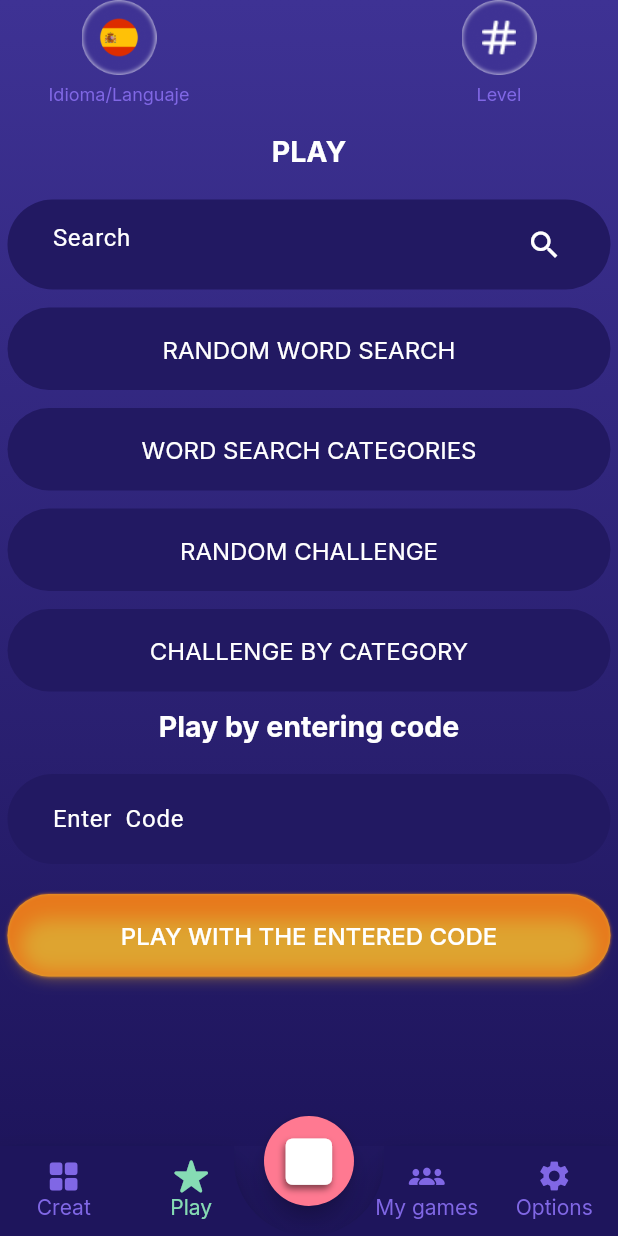
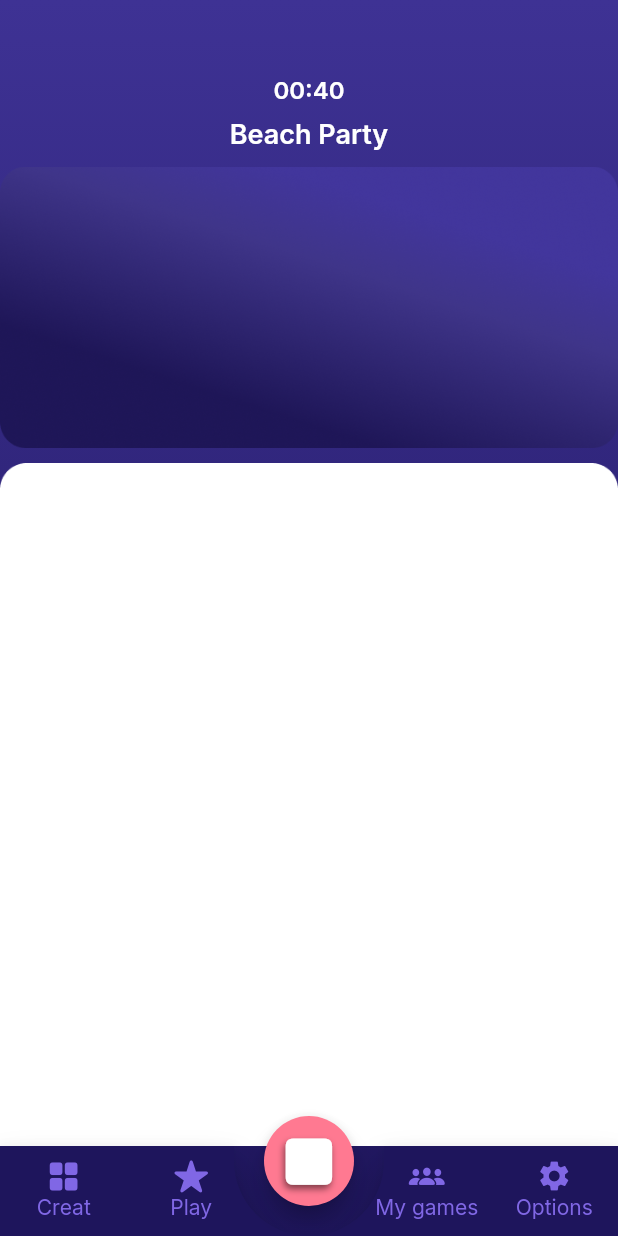
Before and after one commit to bhaskarblur/Wercos-Crossword-App, a Flutter app: the Dashboard screen opened directly, item 2 of the bottom bar chosen, after a tap on the "play arrow" icon, on a phone screen of 412 x 824 dp. Run offline on Flutter 3.47's test engine with Material 2 defaults, Android fonts, the phone set to English and light mode, and no system bars; drawn by our look-alikes of animated_bottom_navigation_bar; our stand-ins replace flutter_inset_box_shadow, flutter_rating_bar, google_fonts, step_progress_indicator.

Commit message:
made dummy dashboard, made dummy drug page

```diff
--- a/lib/components/custom_dialogs.dart
+++ b/lib/components/custom_dialogs.dart
@@ -52,7 +52,7 @@ class CustomDialog {
                           child: Label(
                             align: TextAlign.center,
                             text:
-                                "The maximum number of words to create in the free plan is 6 words.",
+                                "This feature is only available for premium users. Upgrade to use this feature.",
                             fontSize: FontSize.p2,
                           ),
                         ),
--- a/lib/main.dart
+++ b/lib/main.dart
@@ -3,6 +3,7 @@ import 'package:mobile_app_word_search/views/category_page.dart';
 import 'package:mobile_app_word_search/views/create_page.dart';
 import 'package:mobile_app_word_search/views/create_word_page.dart';
 import 'package:mobile_app_word_search/views/dashboard.dart';
+import 'package:mobile_app_word_search/views/drug_page.dart';
 
 import 'package:mobile_app_word_search/views/language_selection_page.dart';
 import 'package:mobile_app_word_search/views/leaderboard_page.dart';
--- a/lib/utils/custom_app_bar.dart
+++ b/lib/utils/custom_app_bar.dart
@@ -6,6 +6,7 @@ import 'package:mobile_app_word_search/utils/all_colors.dart';
 import 'package:mobile_app_word_search/utils/font_size.dart';
 import 'package:mobile_app_word_search/views/dashboard.dart';
 import 'package:mobile_app_word_search/views/language_selection_page.dart';
+import 'package:mobile_app_word_search/views/level_page.dart';
 
 class CustomAppBar extends StatelessWidget {
   const CustomAppBar({
@@ -87,7 +88,10 @@ class CustomAppBar extends StatelessWidget {
           ):Expanded(child: SizedBox()),
           Expanded(
             child: CupertinoButton(
-              onPressed: () {},
+              onPressed: () {
+                Navigator.push(context, MaterialPageRoute(builder: (context)=> LevelPage()));
+
+              },
               minSize: 0,
               padding: EdgeInsets.zero,
               child: Column(
--- a/lib/views/dashboard.dart
+++ b/lib/views/dashboard.dart
@@ -6,6 +6,7 @@ import 'package:mobile_app_word_search/components/model/bottom_navigation_item.d
 import 'package:mobile_app_word_search/utils/all_colors.dart';
 import 'package:mobile_app_word_search/views/create_page.dart';
 import 'package:mobile_app_word_search/views/create_word_page.dart';
+import 'package:mobile_app_word_search/views/drug_page.dart';
 
 import 'package:mobile_app_word_search/views/language_selection_page.dart';
 import 'package:mobile_app_word_search/views/level_page.dart';
@@ -22,7 +23,7 @@ class Dashboard extends StatefulWidget {
 
 class _DashboardState extends State<Dashboard> {
   int _currentIndex = 0;
-  bool isStart = false;
+  bool isStart = true;
 
   final List<Widget> pages = [
     CreatePage(),
@@ -51,14 +52,14 @@ class _DashboardState extends State<Dashboard> {
           child: SizedBox(
             height: 60,
             width: 60,
-            child: FloatingActionButton(
+            child: isStart?FloatingActionButton(
               backgroundColor:
-                  isStart ? AllColors.liteRed : AllColors.liteGreen,
+                   AllColors.liteGreen,
               shape: RoundedRectangleBorder(
                   borderRadius: BorderRadius.circular(50)),
               child: Icon(
-                isStart ? CupertinoIcons.square_fill : Icons.play_arrow,
-                size: isStart ? 40 : 60,
+               Icons.play_arrow,
+                size:  60,
                 color: AllColors.white,
                 shadows: [
                   BoxShadow(
@@ -71,8 +72,31 @@ class _DashboardState extends State<Dashboard> {
               ),
               onPressed: () {
                 setState(() {
-                  isStart = !isStart;
+
+                  Navigator.push(context, MaterialPageRoute(builder: (context)=> Dashboard2()));
+
                 });
+              },
+            ):FloatingActionButton(
+              backgroundColor:
+              AllColors.liteRed,
+              shape: RoundedRectangleBorder(
+                  borderRadius: BorderRadius.circular(50)),
+              child: Icon(
+                CupertinoIcons.square_fill,
+                size:  40,
+                color: AllColors.white,
+                shadows: [
+                  BoxShadow(
+                    color: AllColors.black.withOpacity(0.5),
+                    blurRadius: 6,
+                    spreadRadius: 10,
+                    offset: Offset(-1, 3),
+                  ),
+                ],
+              ),
+              onPressed: () {
+                Navigator.pushReplacement(context, MaterialPageRoute(builder: (context)=> Dashboard()));
               },
             ),
           ),
@@ -127,3 +151,138 @@ class _DashboardState extends State<Dashboard> {
     );
   }
 }
+
+class Dashboard2 extends StatefulWidget {
+  Dashboard2({Key? key}) : super(key: key);
+
+  @override
+  _DashboardState2 createState() => _DashboardState2();
+}
+
+class _DashboardState2 extends State<Dashboard2> {
+  int _currentIndex = 0;
+  bool isStart = true;
+
+  final List<Widget> pages = [
+    DrugPage()
+  ];
+  List<BottomNavigationItem> _iconList = [
+    BottomNavigationItem(
+        iconData: CupertinoIcons.square_grid_2x2_fill, text: "Creat"),
+    BottomNavigationItem(iconData: CupertinoIcons.star_fill, text: "Play"),
+    BottomNavigationItem(
+        iconData: CupertinoIcons.person_3_fill, text: "My games"),
+    BottomNavigationItem(iconData: Icons.settings, text: "Options"),
+  ];
+
+  @override
+  Widget build(BuildContext context) {
+    return Container(
+      decoration: const BoxDecoration(gradient: AllColors.bg),
+      child: Scaffold(
+        backgroundColor: Colors.transparent,
+        body: pages[_currentIndex],
+        floatingActionButton: Padding(
+          padding: const EdgeInsets.only(top: 20.0),
+          child: SizedBox(
+            height: 60,
+            width: 60,
+            child: isStart?FloatingActionButton(
+              backgroundColor:
+              AllColors.liteRed,
+              shape: RoundedRectangleBorder(
+                  borderRadius: BorderRadius.circular(50)),
+              child: Icon(
+                CupertinoIcons.square_fill,
+                size:  40,
+                color: AllColors.white,
+                shadows: [
+                  BoxShadow(
+                    color: AllColors.black.withOpacity(0.5),
+                    blurRadius: 6,
+                    spreadRadius: 10,
+                    offset: Offset(-1, 3),
+                  ),
+                ],
+              ),
+              onPressed: () {
+                Navigator.pushReplacement(context, MaterialPageRoute(builder: (context)=> Dashboard()));
+              },
+            ):FloatingActionButton(
+            backgroundColor:
+            AllColors.liteGreen,
+            shape: RoundedRectangleBorder(
+                borderRadius: BorderRadius.circular(50)),
+            child: Icon(
+              Icons.play_arrow,
+              size:  60,
+              color: AllColors.white,
+              shadows: [
+                BoxShadow(
+                  color: AllColors.black.withOpacity(0.5),
+                  blurRadius: 6,
+                  spreadRadius: 10,
+                  offset: Offset(-1, 3),
+                ),
+              ],
+            ),
+            onPressed: () {
+              setState(() {
+
+                isStart=!isStart;
+
+              });
+            },
+          ),
+          ),
+        ),
+        resizeToAvoidBottomInset: false,
+
+
+
+        floatingActionButtonLocation: FloatingActionButtonLocation.centerDocked,
+        bottomNavigationBar: AnimatedBottomNavigationBar.builder(
+          notchMargin: 20,
+          height: 60,
+          shadow: BoxShadow(
+            color: AllColors.black.withOpacity(0.3),
+            blurRadius: 5,
+            spreadRadius: 10,
+            offset: Offset(1, -6),
+          ),
+
+          backgroundColor: AllColors.superDarkPurple,
+
+
+          gapLocation: GapLocation.center,
+          notchSmoothness: NotchSmoothness.softEdge,
+
+          onTap: (index) {},
+          itemCount: 4,
+          tabBuilder: (int index, bool isActive) {
+            return Padding(
+              padding: const EdgeInsets.only(top: 8.0),
+              child: Column(
+                children: [
+                  Icon(
+                    _iconList[index].iconData,
+                    color: isActive
+                        ? AllColors.liteGreen
+                        : AllColors.superLitePurple,
+                  ),
+                  Label(
+                      text: _iconList[index].text,
+                      color: isActive
+                          ? AllColors.liteGreen
+                          : AllColors.superLitePurple)
+                ],
+              ),
+            );
+          }, activeIndex: -1,
+
+          //other params
+        ),
+      ),
+    );
+  }
+}
--- /dev/null
+++ b/lib/views/drug_page.dart
@@ -0,0 +1,33 @@
+import 'package:flutter/material.dart';
+import 'package:mobile_app_word_search/components/labels.dart';
+import 'package:mobile_app_word_search/utils/all_colors.dart';
+import 'package:mobile_app_word_search/utils/font_size.dart';
+
+class DrugPage extends StatelessWidget {
+  const DrugPage({Key? key}) : super(key: key);
+
+  @override
+  Widget build(BuildContext context) {
+    return Container(
+        decoration: const BoxDecoration(gradient: AllColors.bg),
+        child: Scaffold(
+          backgroundColor: Colors.transparent,
+          body: SingleChildScrollView(
+            child: Column(
+              children: [
+                SizedBox(height: 50,),
+                Label(text: '00:40', fontWeight: FontWeight.w600, fontSize: FontSize.p2,),
+                SizedBox(height: 10,),
+                Label(text: 'Beach Party', fontWeight: FontWeight.w600, fontSize: FontSize.p1,),
+                SizedBox(height: 10,),
+                Image.asset('assets/images/shadow_container.png'),
+                SizedBox(height: 10,),
+                Image.asset('assets/images/white_container.png'),
+              ],
+            ),
+          ),
+        )
+
+    );
+  }
+}
--- a/lib/views/my_games_page.dart
+++ b/lib/views/my_games_page.dart
@@ -8,6 +8,7 @@ import 'package:mobile_app_word_search/utils/all_colors.dart';
 import 'package:mobile_app_word_search/utils/buttons.dart';
 import 'package:mobile_app_word_search/utils/custom_app_bar.dart';
 import 'package:mobile_app_word_search/utils/font_size.dart';
+import 'package:mobile_app_word_search/views/create_word_page.dart';
 import 'package:mobile_app_word_search/views/leaderboard_page.dart';
 
 class MyGamesPage extends StatelessWidget {
@@ -63,7 +64,10 @@ class MyGamesPage extends StatelessWidget {
             child: ShadowButton(  fillColors: [
               AllColors.semiLiteGreen,
               AllColors.shineGreen
-            ],onPressed: () {  }, title: 'CREATE WORD SEARCH',),
+            ],onPressed: () {
+
+              Navigator.push(context, MaterialPageRoute(builder: (context)=> CreateWordPage()));
+            }, title: 'CREATE WORD SEARCH',),
           ),
           floatingActionButtonLocation: FloatingActionButtonLocation.centerDocked,
         ));
--- a/lib/views/splash_screen.dart
+++ b/lib/views/splash_screen.dart
@@ -63,7 +63,7 @@ class _SplashScreenState extends State<SplashScreen>
   void gotoDashboard() {
     Future.delayed(Duration(milliseconds: 2250)).then((value) {
       Navigator.pushReplacement(
-          context, MaterialPageRoute(builder: (context) => Dashboard()));
+          context, MaterialPageRoute(builder: (context) => Dashboard2()));
     });
   }
 }
```
Also changed, not shown: assets/images/shadow_container.png (added), assets/images/white_container.png (added).
